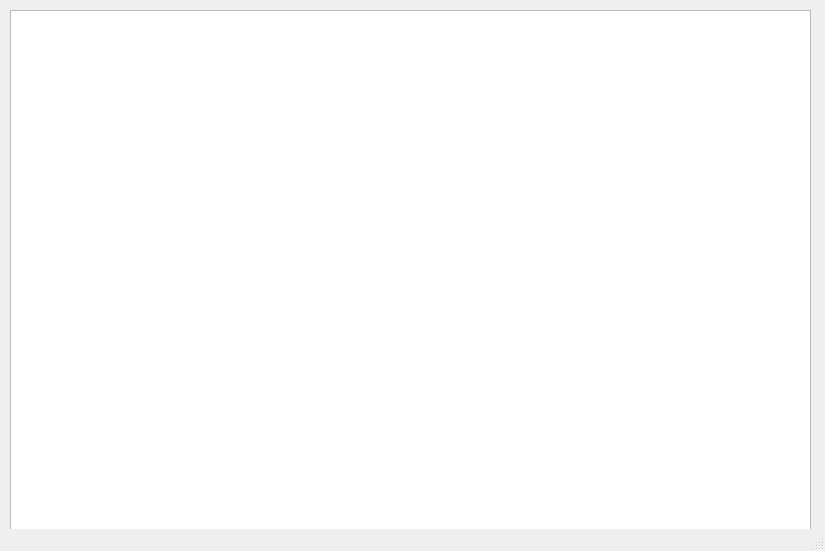
This is MiniNomina/FrmDesign/Datos.ui in CodeDrTech/DevelopPython as Qt 5 draws it before an edit. The edited form follows.
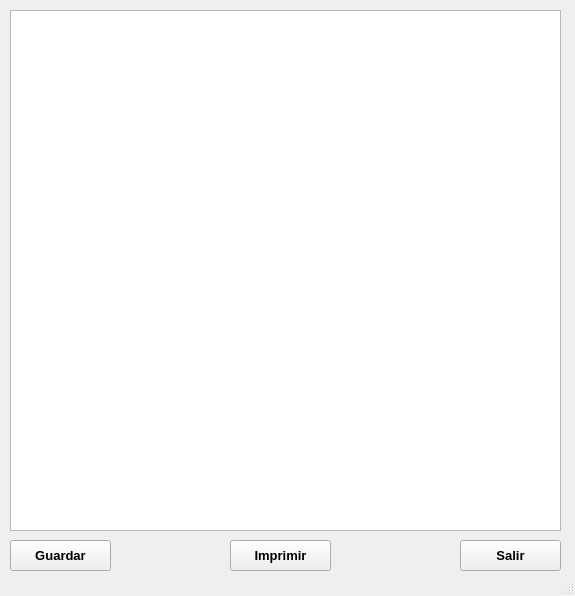
This is the edited form.

Patch:
```diff
--- a/MiniNomina/FrmDesign/Datos.ui
+++ b/MiniNomina/FrmDesign/Datos.ui
@@ -9,8 +9,8 @@
    <rect>
     <x>0</x>
     <y>0</y>
-    <width>825</width>
-    <height>551</height>
+    <width>575</width>
+    <height>596</height>
    </rect>
   </property>
   <property name="windowTitle">
@@ -22,11 +22,71 @@
      <rect>
       <x>10</x>
       <y>10</y>
-      <width>801</width>
+      <width>551</width>
       <height>521</height>
      </rect>
     </property>
    </widget>
+   <widget class="QPushButton" name="BtnReporte">
+    <property name="geometry">
+     <rect>
+      <x>10</x>
+      <y>540</y>
+      <width>101</width>
+      <height>31</height>
+     </rect>
+    </property>
+    <property name="font">
+     <font>
+      <pointsize>10</pointsize>
+      <weight>75</weight>
+      <bold>true</bold>
+     </font>
+    </property>
+    <property name="text">
+     <string>Guardar</string>
+    </property>
+   </widget>
+   <widget class="QPushButton" name="BtnReporte_2">
+    <property name="geometry">
+     <rect>
+      <x>230</x>
+      <y>540</y>
+      <width>101</width>
+      <height>31</height>
+     </rect>
+    </property>
+    <property name="font">
+     <font>
+      <pointsize>10</pointsize>
+      <weight>75</weight>
+      <bold>true</bold>
+     </font>
+    </property>
+    <property name="text">
+     <string>Imprimir</string>
+    </property>
+   </widget>
+   <widget class="QPushButton" name="BtnReporte_3">
+    <property name="geometry">
+     <rect>
+      <x>460</x>
+      <y>540</y>
+      <width>101</width>
+      <height>31</height>
+     </rect>
+    </property>
+    <property name="font">
+     <font>
+      <pointsize>10</pointsize>
+      <weight>75</weight>
+      <bold>true</bold>
+     </font>
+    </property>
+    <property name="text">
+     <string>Salir</string>
+    </property>
+   </widget>
   </widget>
   <widget class="QStatusBar" name="statusbar"/>
  </widget>
```
